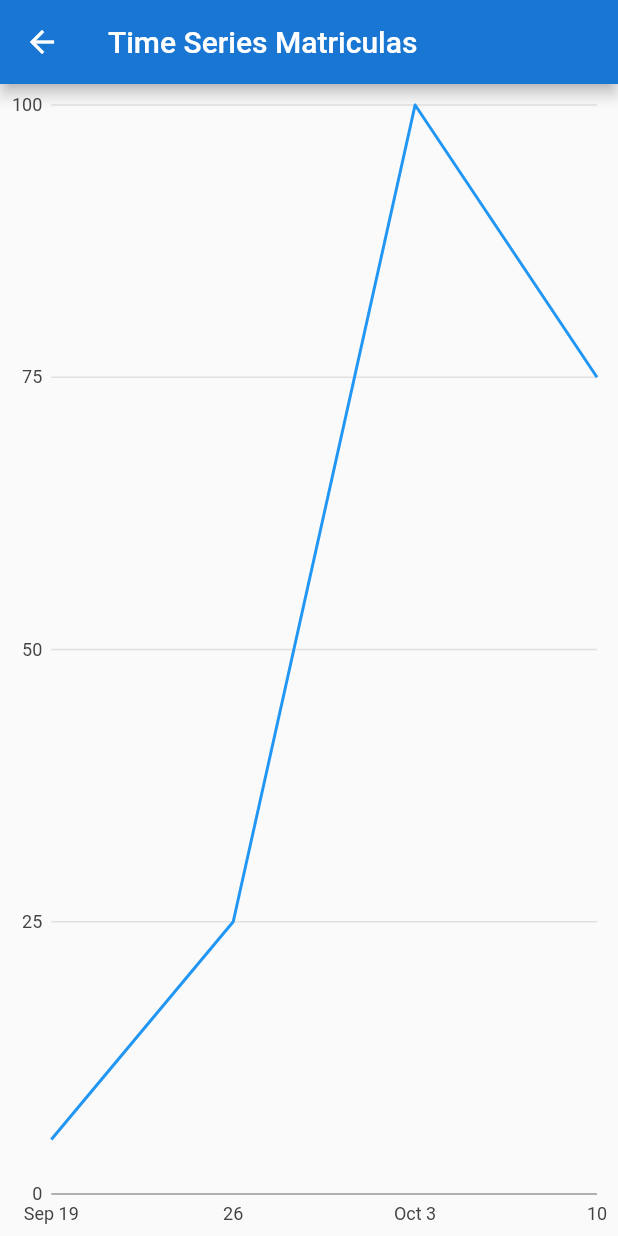
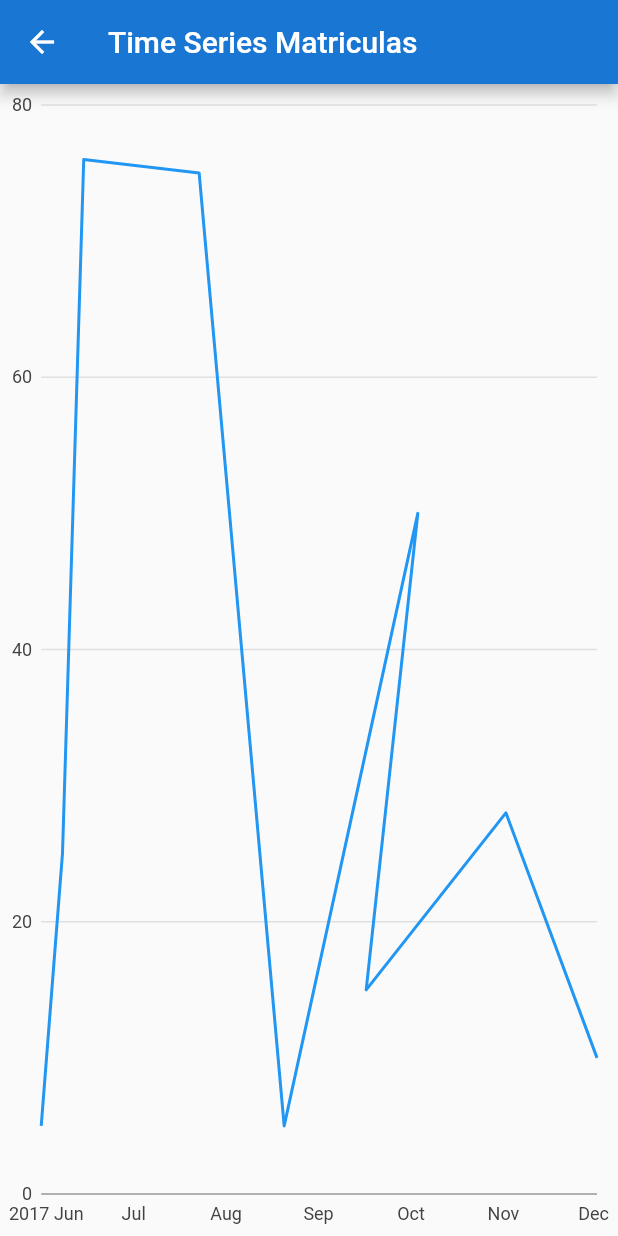
Before and after one commit to richardPumapillo/app_matricula_proy_final, a Flutter app: the SimpleTimeSeriesChart screen opened by its route, on a phone screen of 412 x 824 dp. Run offline on Flutter 3.47's test engine with Material 2 defaults, Android fonts, the phone set to English and light mode, and no system bars; our stand-ins replace charts_flutter, image_picker, rxdart, shared_preferences; missing offline and left inert: mime_type; accounts and stored records are empty; statements that could not run were skipped.

Commit message:
values time chart

```diff
--- a/lib/src/pages/reportes/time_chart_matricula.dart
+++ b/lib/src/pages/reportes/time_chart_matricula.dart
@@ -38,10 +38,15 @@ class SimpleTimeSeriesChart extends StatelessWidget {
   /// Create one series with sample hard coded data.
   static List<charts.Series<TimeSeriesSales, DateTime>> _createSampleData() {
     final data = [
-      new TimeSeriesSales(new DateTime(2017, 9, 19), 5),
-      new TimeSeriesSales(new DateTime(2017, 9, 26), 25),
-      new TimeSeriesSales(new DateTime(2017, 10, 3), 100),
-      new TimeSeriesSales(new DateTime(2017, 10, 10), 75),
+      new TimeSeriesSales(new DateTime(2017, 6, 19), 5),
+      new TimeSeriesSales(new DateTime(2017, 6, 26), 25),
+      new TimeSeriesSales(new DateTime(2017, 7, 3), 76),
+      new TimeSeriesSales(new DateTime(2017, 8, 10), 75),
+      new TimeSeriesSales(new DateTime(2017, 9, 07), 5),
+      new TimeSeriesSales(new DateTime(2017, 10, 21), 50),
+      new TimeSeriesSales(new DateTime(2017, 10, 4), 15),
+      new TimeSeriesSales(new DateTime(2017, 11, 19), 28),
+      new TimeSeriesSales(new DateTime(2017, 12, 19), 10),
     ];
 
     return [
```
